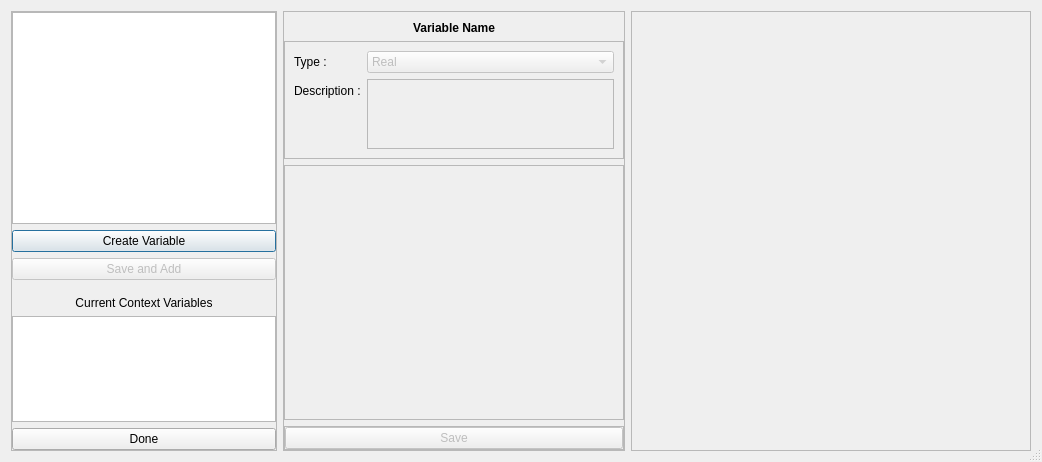
diego0020/braviz-app, file braviz/interaction/qt_guis/context_variables_select.ui: the form before one commit.
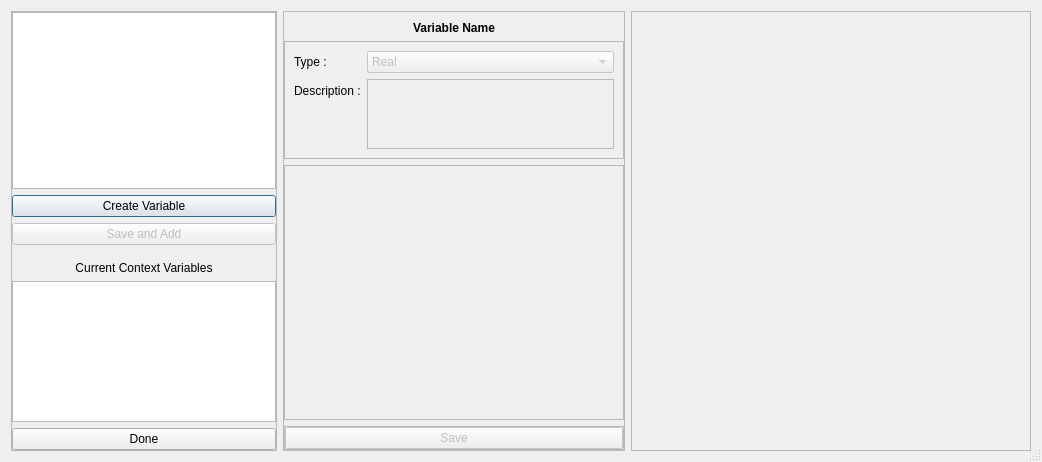
The form after the commit.

Diff of the .ui file:
```diff
--- a/braviz/interaction/qt_guis/context_variables_select.ui
+++ b/braviz/interaction/qt_guis/context_variables_select.ui
@@ -34,7 +34,7 @@
      <property name="frameShadow">
       <enum>QFrame::Raised</enum>
      </property>
-     <layout class="QVBoxLayout" name="verticalLayout_2" stretch="2,0,0,0,0,1,0">
+     <layout class="QVBoxLayout" name="verticalLayout_2" stretch="5,0,0,0,0,4,0">
       <property name="leftMargin">
        <number>0</number>
       </property>
```
